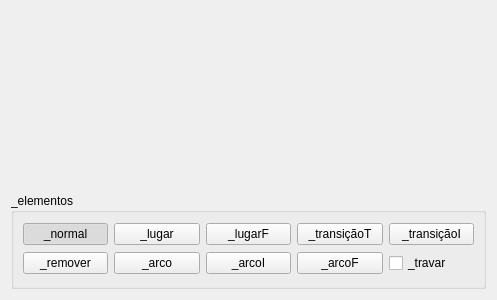
Before: the Qt Designer form PetriWidget/petridesign.ui in hackerlank/training_project, drawn with Qt 5.
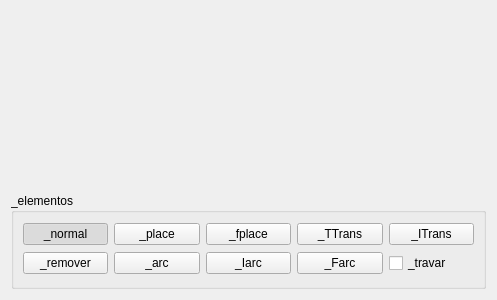
After: the same form once the commit is applied. Icons and pictures are not drawn. Custom widgets are drawn as their Qt base class.

Diff of the .ui file:
```diff
--- a/PetriWidget/petridesign.ui
+++ b/PetriWidget/petridesign.ui
@@ -54,7 +54,11 @@
       <item row="0" column="1">
        <widget class="QPushButton" name="bt_place">
         <property name="text">
-         <string>_lugar</string>
+         <string>_place</string>
+        </property>
+        <property name="icon">
+         <iconset resource="imgs.qrc">
+          <normaloff>:/icons/img/place.ico</normaloff>:/icons/img/place.ico</iconset>
         </property>
         <property name="checkable">
          <bool>true</bool>
@@ -64,7 +68,11 @@
       <item row="0" column="2">
        <widget class="QPushButton" name="bt_fplace">
         <property name="text">
-         <string>_lugarF</string>
+         <string>_fplace</string>
+        </property>
+        <property name="icon">
+         <iconset resource="imgs.qrc">
+          <normaloff>:/icons/img/fplace.ico</normaloff>:/icons/img/fplace.ico</iconset>
         </property>
         <property name="checkable">
          <bool>true</bool>
@@ -74,7 +82,11 @@
       <item row="0" column="3">
        <widget class="QPushButton" name="bt_ttrans">
         <property name="text">
-         <string>_transiçãoT</string>
+         <string>_TTrans</string>
+        </property>
+        <property name="icon">
+         <iconset resource="imgs.qrc">
+          <normaloff>:/icons/img/ttrans.ico</normaloff>:/icons/img/ttrans.ico</iconset>
         </property>
         <property name="checkable">
          <bool>true</bool>
@@ -84,7 +96,11 @@
       <item row="0" column="4">
        <widget class="QPushButton" name="bt_itrans">
         <property name="text">
-         <string>_transiçãoI</string>
+         <string>_ITrans</string>
+        </property>
+        <property name="icon">
+         <iconset resource="imgs.qrc">
+          <normaloff>:/icons/img/imtrans.ico</normaloff>:/icons/img/imtrans.ico</iconset>
         </property>
         <property name="checkable">
          <bool>true</bool>
@@ -104,7 +120,11 @@
       <item row="1" column="1">
        <widget class="QPushButton" name="bt_arc">
         <property name="text">
-         <string>_arco</string>
+         <string>_arc</string>
+        </property>
+        <property name="icon">
+         <iconset resource="imgs.qrc">
+          <normaloff>:/icons/img/arc.ico</normaloff>:/icons/img/arc.ico</iconset>
         </property>
         <property name="checkable">
          <bool>true</bool>
@@ -114,7 +134,11 @@
       <item row="1" column="2">
        <widget class="QPushButton" name="bt_iarc">
         <property name="text">
-         <string>_arcoI</string>
+         <string>_Iarc</string>
+        </property>
+        <property name="icon">
+         <iconset resource="imgs.qrc">
+          <normaloff>:/icons/img/inhibitor.ico</normaloff>:/icons/img/inhibitor.ico</iconset>
         </property>
         <property name="checkable">
          <bool>true</bool>
@@ -124,7 +148,7 @@
       <item row="1" column="3">
        <widget class="QPushButton" name="bt_farc">
         <property name="text">
-         <string>_arcoF</string>
+         <string>_Farc</string>
         </property>
         <property name="checkable">
          <bool>true</bool>
```
Left out of the diff: 8 changed lines with no effect on the pictures.
